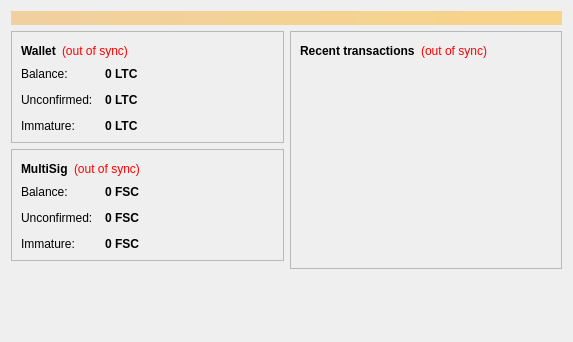
fusioncoin/fusioncoin, file src/qt/forms/overviewpage.ui: the form before one commit.
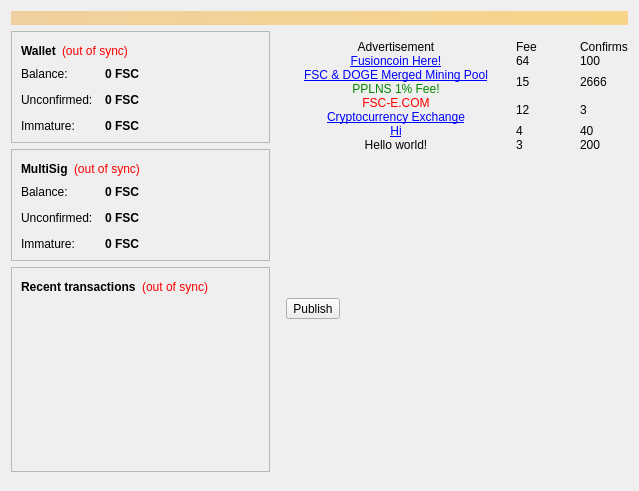
The form after the commit. Icons and pictures are not drawn.

Commit message: 0.8.8.1 release Arbitrary message Decentralized advertisement

```diff
--- a/src/qt/forms/overviewpage.ui
+++ b/src/qt/forms/overviewpage.ui
@@ -6,13 +6,16 @@
    <rect>
     <x>0</x>
     <y>0</y>
-    <width>573</width>
-    <height>342</height>
+    <width>639</width>
+    <height>491</height>
    </rect>
   </property>
   <property name="windowTitle">
    <string>Form</string>
   </property>
+  <property name="autoFillBackground">
+   <bool>true</bool>
+  </property>
   <layout class="QVBoxLayout" name="topLayout">
    <item>
     <widget class="QLabel" name="labelAlerts">
@@ -122,7 +125,7 @@
                <string>Your current balance</string>
               </property>
               <property name="text">
-               <string notr="true">0 LTC</string>
+               <string notr="true">0 FSC</string>
               </property>
               <property name="textInteractionFlags">
                <set>Qt::LinksAccessibleByMouse|Qt::TextSelectableByKeyboard|Qt::TextSelectableByMouse</set>
@@ -151,7 +154,7 @@
                <string>Total of transactions that have yet to be confirmed, and do not yet count toward the current balance</string>
               </property>
               <property name="text">
-               <string notr="true">0 LTC</string>
+               <string notr="true">0 FSC</string>
               </property>
               <property name="textInteractionFlags">
                <set>Qt::LinksAccessibleByMouse|Qt::TextSelectableByKeyboard|Qt::TextSelectableByMouse</set>
@@ -177,7 +180,7 @@
                <string>Mined balance that has not yet matured</string>
               </property>
               <property name="text">
-               <string notr="true">0 LTC</string>
+               <string notr="true">0 FSC</string>
               </property>
               <property name="textInteractionFlags">
                <set>Qt::LinksAccessibleByMouse|Qt::TextSelectableByKeyboard|Qt::TextSelectableByMouse</set>
@@ -345,23 +348,6 @@
         </widget>
        </item>
        <item>
-        <spacer name="verticalSpacer">
-         <property name="orientation">
-          <enum>Qt::Vertical</enum>
-         </property>
-         <property name="sizeHint" stdset="0">
-          <size>
-           <width>20</width>
-           <height>40</height>
-          </size>
-         </property>
-        </spacer>
-       </item>
-      </layout>
-     </item>
-     <item>
-      <layout class="QVBoxLayout" name="verticalLayout_3">
-       <item>
         <widget class="QFrame" name="frame_2">
          <property name="frameShape">
           <enum>QFrame::StyledPanel</enum>
@@ -433,6 +419,1007 @@
         </widget>
        </item>
        <item>
+        <spacer name="verticalSpacer">
+         <property name="orientation">
+          <enum>Qt::Vertical</enum>
+         </property>
+         <property name="sizeHint" stdset="0">
+          <size>
+           <width>20</width>
+           <height>40</height>
+          </size>
+         </property>
+        </spacer>
+       </item>
+      </layout>
+     </item>
+     <item>
+      <layout class="QVBoxLayout" name="verticalLayout_3">
+       <item>
+        <widget class="QFrame" name="frameAd">
+         <property name="minimumSize">
+          <size>
+           <width>0</width>
+           <height>0</height>
+          </size>
+         </property>
+         <property name="contextMenuPolicy">
+          <enum>Qt::DefaultContextMenu</enum>
+         </property>
+         <property name="autoFillBackground">
+          <bool>false</bool>
+         </property>
+         <property name="frameShape">
+          <enum>QFrame::NoFrame</enum>
+         </property>
+         <property name="lineWidth">
+          <number>1</number>
+         </property>
+         <layout class="QVBoxLayout" name="verticalLayout_5">
+          <property name="spacing">
+           <number>0</number>
+          </property>
+          <property name="leftMargin">
+           <number>0</number>
+          </property>
+          <property name="topMargin">
+           <number>9</number>
+          </property>
+          <property name="rightMargin">
+           <number>0</number>
+          </property>
+          <property name="bottomMargin">
+           <number>0</number>
+          </property>
+          <item>
+           <layout class="QGridLayout" name="gridLayoutAd">
+            <property name="leftMargin">
+             <number>0</number>
+            </property>
+            <property name="topMargin">
+             <number>0</number>
+            </property>
+            <property name="spacing">
+             <number>0</number>
+            </property>
+            <item row="1" column="2">
+             <widget class="QLabel" name="labelFee1">
+              <property name="sizePolicy">
+               <sizepolicy hsizetype="Preferred" vsizetype="Preferred">
+                <horstretch>0</horstretch>
+                <verstretch>0</verstretch>
+               </sizepolicy>
+              </property>
+              <property name="minimumSize">
+               <size>
+                <width>0</width>
+                <height>0</height>
+               </size>
+              </property>
+              <property name="text">
+               <string>64</string>
+              </property>
+              <property name="alignment">
+               <set>Qt::AlignLeading|Qt::AlignLeft|Qt::AlignVCenter</set>
+              </property>
+              <property name="margin">
+               <number>4</number>
+              </property>
+             </widget>
+            </item>
+            <item row="0" column="1">
+             <widget class="QLabel" name="labelAd0">
+              <property name="sizePolicy">
+               <sizepolicy hsizetype="Fixed" vsizetype="Preferred">
+                <horstretch>0</horstretch>
+                <verstretch>0</verstretch>
+               </sizepolicy>
+              </property>
+              <property name="minimumSize">
+               <size>
+                <width>240</width>
+                <height>0</height>
+               </size>
+              </property>
+              <property name="layoutDirection">
+               <enum>Qt::LeftToRight</enum>
+              </property>
+              <property name="text">
+               <string>Advertisement</string>
+              </property>
+              <property name="alignment">
+               <set>Qt::AlignCenter</set>
+              </property>
+              <property name="margin">
+               <number>4</number>
+              </property>
+             </widget>
+            </item>
+            <item row="1" column="1">
+             <widget class="QLabel" name="labelAd1">
+              <property name="maximumSize">
+               <size>
+                <width>16777215</width>
+                <height>44</height>
+               </size>
+              </property>
+              <property name="text">
+               <string>&lt;a href=&quot;http://fusioncoin.org/&quot;&gt;Fusioncoin Here!&lt;/a&gt;</string>
+              </property>
+              <property name="alignment">
+               <set>Qt::AlignCenter</set>
+              </property>
+              <property name="margin">
+               <number>4</number>
+              </property>
+              <property name="openExternalLinks">
+               <bool>true</bool>
+              </property>
+             </widget>
+            </item>
+            <item row="2" column="1">
+             <widget class="QLabel" name="labelAd2">
+              <property name="maximumSize">
+               <size>
+                <width>16777215</width>
+                <height>44</height>
+               </size>
+              </property>
+              <property name="text">
+               <string>&lt;a href=&quot;http://fusioncoin.org/&quot;&gt;FSC &amp; DOGE Merged Mining Pool&lt;/a&gt;&lt;br/&gt;&lt;font color=&quot;#008800&quot;&gt;PPLNS 1% Fee!&lt;/font&gt;</string>
+              </property>
+              <property name="alignment">
+               <set>Qt::AlignCenter</set>
+              </property>
+              <property name="margin">
+               <number>4</number>
+              </property>
+              <property name="openExternalLinks">
+               <bool>true</bool>
+              </property>
+             </widget>
+            </item>
+            <item row="4" column="1">
+             <widget class="QLabel" name="labelAd4">
+              <property name="maximumSize">
+               <size>
+                <width>16777215</width>
+                <height>44</height>
+               </size>
+              </property>
+              <property name="text">
+               <string>&lt;a href=&quot;http://fusioncoin.org/&quot;&gt;Hi&lt;/a&gt;</string>
+              </property>
+              <property name="alignment">
+               <set>Qt::AlignCenter</set>
+              </property>
+              <property name="margin">
+               <number>4</number>
+              </property>
+              <property name="openExternalLinks">
+               <bool>true</bool>
+              </property>
+             </widget>
+            </item>
+            <item row="7" column="1">
+             <widget class="QLabel" name="labelAd7">
+              <property name="maximumSize">
+               <size>
+                <width>16777215</width>
+                <height>44</height>
+               </size>
+              </property>
+              <property name="text">
+               <string/>
+              </property>
+              <property name="alignment">
+               <set>Qt::AlignCenter</set>
+              </property>
+              <property name="margin">
+               <number>4</number>
+              </property>
+              <property name="openExternalLinks">
+               <bool>true</bool>
+              </property>
+             </widget>
+            </item>
+            <item row="2" column="2">
+             <widget class="QLabel" name="labelFee2">
+              <property name="text">
+               <string>15</string>
+              </property>
+              <property name="alignment">
+               <set>Qt::AlignLeading|Qt::AlignLeft|Qt::AlignVCenter</set>
+              </property>
+              <property name="margin">
+               <number>4</number>
+              </property>
+             </widget>
+            </item>
+            <item row="3" column="1">
+             <widget class="QLabel" name="labelAd3">
+              <property name="sizePolicy">
+               <sizepolicy hsizetype="Preferred" vsizetype="Fixed">
+                <horstretch>0</horstretch>
+                <verstretch>0</verstretch>
+               </sizepolicy>
+              </property>
+              <property name="maximumSize">
+               <size>
+                <width>16777215</width>
+                <height>44</height>
+               </size>
+              </property>
+              <property name="text">
+               <string>&lt;font color=&quot;#FF0000&quot;&gt;FSC-E.COM&lt;/font&gt;&lt;br/&gt;&lt;a href=&quot;http://fusioncoin.org/&quot;&gt;Cryptocurrency Exchange&lt;/a&gt;</string>
+              </property>
+              <property name="alignment">
+               <set>Qt::AlignCenter</set>
+              </property>
+              <property name="margin">
+               <number>4</number>
+              </property>
+              <property name="openExternalLinks">
+               <bool>true</bool>
+              </property>
+             </widget>
+            </item>
+            <item row="3" column="2">
+             <widget class="QLabel" name="labelFee3">
+              <property name="text">
+               <string>12</string>
+              </property>
+              <property name="alignment">
+               <set>Qt::AlignLeading|Qt::AlignLeft|Qt::AlignVCenter</set>
+              </property>
+              <property name="margin">
+               <number>4</number>
+              </property>
+              <property name="openExternalLinks">
+               <bool>false</bool>
+              </property>
+             </widget>
+            </item>
+            <item row="4" column="2">
+             <widget class="QLabel" name="labelFee4">
+              <property name="text">
+               <string>4</string>
+              </property>
+              <property name="alignment">
+               <set>Qt::AlignLeading|Qt::AlignLeft|Qt::AlignVCenter</set>
+              </property>
+              <property name="margin">
+               <number>4</number>
+              </property>
+              <property name="openExternalLinks">
+               <bool>false</bool>
+              </property>
+             </widget>
+            </item>
+            <item row="5" column="1">
+             <widget class="QLabel" name="labelAd5">
+              <property name="maximumSize">
+               <size>
+                <width>16777215</width>
+                <height>44</height>
+               </size>
+              </property>
+              <property name="text">
+               <string>Hello world!</string>
+              </property>
+              <property name="alignment">
+               <set>Qt::AlignCenter</set>
+              </property>
+              <property name="margin">
+               <number>4</number>
+              </property>
+              <property name="openExternalLinks">
+               <bool>true</bool>
+              </property>
+             </widget>
+            </item>
+            <item row="6" column="1">
+             <widget class="QLabel" name="labelAd6">
+              <property name="maximumSize">
+               <size>
+                <width>16777215</width>
+                <height>44</height>
+               </size>
+              </property>
+              <property name="text">
+               <string/>
+              </property>
+              <property name="alignment">
+               <set>Qt::AlignCenter</set>
+              </property>
+              <property name="margin">
+               <number>4</number>
+              </property>
+              <property name="openExternalLinks">
+               <bool>true</bool>
+              </property>
+             </widget>
+            </item>
+            <item row="8" column="1">
+             <widget class="QLabel" name="labelAd8">
+              <property name="maximumSize">
+               <size>
+                <width>16777215</width>
+                <height>44</height>
+               </size>
+              </property>
+              <property name="text">
+               <string/>
+              </property>
+              <property name="alignment">
+               <set>Qt::AlignCenter</set>
+              </property>
+              <property name="margin">
+               <number>4</number>
+              </property>
+              <property name="openExternalLinks">
+               <bool>true</bool>
+              </property>
+             </widget>
+            </item>
+            <item row="9" column="1">
+             <widget class="QLabel" name="labelAd9">
+              <property name="maximumSize">
+               <size>
+                <width>16777215</width>
+                <height>44</height>
+               </size>
+              </property>
+              <property name="text">
+               <string/>
+              </property>
+              <property name="alignment">
+               <set>Qt::AlignCenter</set>
+              </property>
+              <property name="margin">
+               <number>4</number>
+              </property>
+              <property name="openExternalLinks">
+               <bool>true</bool>
+              </property>
+             </widget>
+            </item>
+            <item row="10" column="1">
+             <widget class="QLabel" name="labelAd10">
+              <property name="maximumSize">
+               <size>
+                <width>16777215</width>
+                <height>44</height>
+               </size>
+              </property>
+              <property name="text">
+               <string/>
+              </property>
+              <property name="alignment">
+               <set>Qt::AlignCenter</set>
+              </property>
+              <property name="margin">
+               <number>4</number>
+              </property>
+              <property name="openExternalLinks">
+               <bool>true</bool>
+              </property>
+             </widget>
+            </item>
+            <item row="11" column="1">
+             <widget class="QLabel" name="labelAd11">
+              <property name="maximumSize">
+               <size>
+                <width>16777215</width>
+                <height>44</height>
+               </size>
+              </property>
+              <property name="text">
+               <string/>
+              </property>
+              <property name="alignment">
+               <set>Qt::AlignCenter</set>
+              </property>
+              <property name="margin">
+               <number>4</number>
+              </property>
+              <property name="openExternalLinks">
+               <bool>true</bool>
+              </property>
+             </widget>
+            </item>
+            <item row="12" column="1">
+             <widget class="QLabel" name="labelAd12">
+              <property name="maximumSize">
+               <size>
+                <width>16777215</width>
+                <height>44</height>
+               </size>
+              </property>
+              <property name="text">
+               <string/>
+              </property>
+              <property name="alignment">
+               <set>Qt::AlignCenter</set>
+              </property>
+              <property name="margin">
+               <number>4</number>
+              </property>
+              <property name="openExternalLinks">
+               <bool>true</bool>
+              </property>
+             </widget>
+            </item>
+            <item row="13" column="1">
+             <widget class="QLabel" name="labelAd13">
+              <property name="maximumSize">
+               <size>
+                <width>16777215</width>
+                <height>44</height>
+               </size>
+              </property>
+              <property name="text">
+               <string/>
+              </property>
+              <property name="alignment">
+               <set>Qt::AlignCenter</set>
+              </property>
+              <property name="margin">
+               <number>4</number>
+              </property>
+              <property name="openExternalLinks">
+               <bool>true</bool>
+              </property>
+             </widget>
+            </item>
+            <item row="14" column="1">
+             <widget class="QLabel" name="labelAd14">
+              <property name="maximumSize">
+               <size>
+                <width>16777215</width>
+                <height>44</height>
+               </size>
+              </property>
+              <property name="text">
+               <string/>
+              </property>
+              <property name="alignment">
+               <set>Qt::AlignCenter</set>
+              </property>
+              <property name="margin">
+               <number>4</number>
+              </property>
+              <property name="openExternalLinks">
+               <bool>true</bool>
+              </property>
+             </widget>
+            </item>
+            <item row="15" column="1">
+             <widget class="QLabel" name="labelAd15">
+              <property name="maximumSize">
+               <size>
+                <width>16777215</width>
+                <height>44</height>
+               </size>
+              </property>
+              <property name="text">
+               <string/>
+              </property>
+              <property name="alignment">
+               <set>Qt::AlignCenter</set>
+              </property>
+              <property name="margin">
+               <number>4</number>
+              </property>
+              <property name="openExternalLinks">
+               <bool>true</bool>
+              </property>
+             </widget>
+            </item>
+            <item row="5" column="2">
+             <widget class="QLabel" name="labelFee5">
+              <property name="text">
+               <string>3</string>
+              </property>
+              <property name="alignment">
+               <set>Qt::AlignLeading|Qt::AlignLeft|Qt::AlignVCenter</set>
+              </property>
+              <property name="margin">
+               <number>4</number>
+              </property>
+              <property name="openExternalLinks">
+               <bool>false</bool>
+              </property>
+             </widget>
+            </item>
+            <item row="6" column="2">
+             <widget class="QLabel" name="labelFee6">
+              <property name="text">
+               <string/>
+              </property>
+              <property name="alignment">
+               <set>Qt::AlignLeading|Qt::AlignLeft|Qt::AlignVCenter</set>
+              </property>
+              <property name="margin">
+               <number>4</number>
+              </property>
+              <property name="openExternalLinks">
+               <bool>false</bool>
+              </property>
+             </widget>
+            </item>
+            <item row="7" column="2">
+             <widget class="QLabel" name="labelFee7">
+              <property name="text">
+               <string/>
+              </property>
+              <property name="alignment">
+               <set>Qt::AlignLeading|Qt::AlignLeft|Qt::AlignVCenter</set>
+              </property>
+              <property name="margin">
+               <number>4</number>
+              </property>
+              <property name="openExternalLinks">
+               <bool>false</bool>
+              </property>
+             </widget>
+            </item>
+            <item row="8" column="2">
+             <widget class="QLabel" name="labelFee8">
+              <property name="text">
+               <string/>
+              </property>
+              <property name="alignment">
+               <set>Qt::AlignLeading|Qt::AlignLeft|Qt::AlignVCenter</set>
+              </property>
+              <property name="margin">
+               <number>4</number>
+              </property>
+              <property name="openExternalLinks">
+               <bool>false</bool>
+              </property>
+             </widget>
+            </item>
+            <item row="9" column="2">
+             <widget class="QLabel" name="labelFee9">
+              <property name="text">
+               <string/>
+              </property>
+              <property name="alignment">
+               <set>Qt::AlignLeading|Qt::AlignLeft|Qt::AlignVCenter</set>
+              </property>
+              <property name="margin">
+               <number>4</number>
+              </property>
+              <property name="openExternalLinks">
+               <bool>false</bool>
+              </property>
+             </widget>
+            </item>
+            <item row="10" column="2">
+             <widget class="QLabel" name="labelFee10">
+              <property name="text">
+               <string/>
+              </property>
+              <property name="alignment">
+               <set>Qt::AlignLeading|Qt::AlignLeft|Qt::AlignVCenter</set>
+              </property>
+              <property name="margin">
+               <number>4</number>
+              </property>
+              <property name="openExternalLinks">
+               <bool>false</bool>
+              </property>
+             </widget>
+            </item>
+            <item row="12" column="2">
+             <widget class="QLabel" name="labelFee12">
+              <property name="text">
+               <string/>
+              </property>
+              <property name="alignment">
+               <set>Qt::AlignLeading|Qt::AlignLeft|Qt::AlignVCenter</set>
+              </property>
+              <property name="margin">
+               <number>4</number>
+              </property>
+              <property name="openExternalLinks">
+               <bool>false</bool>
+              </property>
+             </widget>
+            </item>
+            <item row="13" column="2">
+             <widget class="QLabel" name="labelFee13">
+              <property name="text">
+               <string/>
+              </property>
+              <property name="alignment">
+               <set>Qt::AlignLeading|Qt::AlignLeft|Qt::AlignVCenter</set>
+              </property>
+              <property name="margin">
+               <number>4</number>
+              </property>
+              <property name="openExternalLinks">
+               <bool>false</bool>
+              </property>
+             </widget>
+            </item>
+            <item row="14" column="2">
+             <widget class="QLabel" name="labelFee14">
+              <property name="text">
+               <string/>
+              </property>
+              <property name="alignment">
+               <set>Qt::AlignLeading|Qt::AlignLeft|Qt::AlignVCenter</set>
+              </property>
+              <property name="margin">
+               <number>4</number>
+              </property>
+             </widget>
+            </item>
+            <item row="15" column="2">
+             <widget class="QLabel" name="labelFee15">
+              <property name="text">
+               <string/>
+              </property>
+              <property name="alignment">
+               <set>Qt::AlignLeading|Qt::AlignLeft|Qt::AlignVCenter</set>
+              </property>
+              <property name="margin">
+               <number>4</number>
+              </property>
+             </widget>
+            </item>
+            <item row="11" column="2">
+             <widget class="QLabel" name="labelFee11">
+              <property name="text">
+               <string/>
+              </property>
+              <property name="alignment">
+               <set>Qt::AlignLeading|Qt::AlignLeft|Qt::AlignVCenter</set>
+              </property>
+              <property name="margin">
+               <number>4</number>
+              </property>
+              <property name="openExternalLinks">
+               <bool>false</bool>
+              </property>
+             </widget>
+            </item>
+            <item row="0" column="3">
+             <widget class="QLabel" name="labelRank0">
+              <property name="sizePolicy">
+               <sizepolicy hsizetype="Preferred" vsizetype="Preferred">
+                <horstretch>0</horstretch>
+                <verstretch>0</verstretch>
+               </sizepolicy>
+              </property>
+              <property name="minimumSize">
+               <size>
+                <width>0</width>
+                <height>0</height>
+               </size>
+              </property>
+              <property name="font">
+               <font>
+                <weight>50</weight>
+                <bold>false</bold>
+               </font>
+              </property>
+              <property name="text">
+               <string>Confirms</string>
+              </property>
+              <property name="margin">
+               <number>4</number>
+              </property>
+             </widget>
+            </item>
+            <item row="1" column="3">
+             <widget class="QLabel" name="labelRank1">
+              <property name="sizePolicy">
+               <sizepolicy hsizetype="Preferred" vsizetype="Preferred">
+                <horstretch>0</horstretch>
+                <verstretch>0</verstretch>
+               </sizepolicy>
+              </property>
+              <property name="minimumSize">
+               <size>
+                <width>0</width>
+                <height>0</height>
+               </size>
+              </property>
+              <property name="text">
+               <string>100</string>
+              </property>
+              <property name="alignment">
+               <set>Qt::AlignLeading|Qt::AlignLeft|Qt::AlignVCenter</set>
+              </property>
+              <property name="margin">
+               <number>4</number>
+              </property>
+             </widget>
+            </item>
+            <item row="2" column="3">
+             <widget class="QLabel" name="labelRank2">
+              <property name="text">
+               <string>2666</string>
+              </property>
+              <property name="alignment">
+               <set>Qt::AlignLeading|Qt::AlignLeft|Qt::AlignVCenter</set>
+              </property>
+              <property name="margin">
+               <number>4</number>
+              </property>
+             </widget>
+            </item>
+            <item row="3" column="3">
+             <widget class="QLabel" name="labelRank3">
+              <property name="text">
+               <string>3</string>
+              </property>
+              <property name="alignment">
+               <set>Qt::AlignLeading|Qt::AlignLeft|Qt::AlignVCenter</set>
+              </property>
+              <property name="margin">
+               <number>4</number>
+              </property>
+             </widget>
+            </item>
+            <item row="4" column="3">
+             <widget class="QLabel" name="labelRank4">
+              <property name="text">
+               <string>40</string>
+              </property>
+              <property name="alignment">
+               <set>Qt::AlignLeading|Qt::AlignLeft|Qt::AlignVCenter</set>
+              </property>
+              <property name="margin">
+               <number>4</number>
+              </property>
+             </widget>
+            </item>
+            <item row="5" column="3">
+             <widget class="QLabel" name="labelRank5">
+              <property name="text">
+               <string>200</string>
+              </property>
+              <property name="alignment">
+               <set>Qt::AlignLeading|Qt::AlignLeft|Qt::AlignVCenter</set>
+              </property>
+              <property name="margin">
+               <number>4</number>
+              </property>
+             </widget>
+            </item>
+            <item row="6" column="3">
+             <widget class="QLabel" name="labelRank6">
+              <property name="text">
+               <string/>
+              </property>
+              <property name="alignment">
+               <set>Qt::AlignLeading|Qt::AlignLeft|Qt::AlignVCenter</set>
+              </property>
+              <property name="margin">
+               <number>4</number>
+              </property>
+             </widget>
+            </item>
+            <item row="7" column="3">
+             <widget class="QLabel" name="labelRank7">
+              <property name="text">
+               <string/>
+              </property>
+              <property name="alignment">
+               <set>Qt::AlignLeading|Qt::AlignLeft|Qt::AlignVCenter</set>
+              </property>
+              <property name="margin">
+               <number>4</number>
+              </property>
+             </widget>
+            </item>
+            <item row="8" column="3">
+             <widget class="QLabel" name="labelRank8">
+              <property name="text">
+               <string/>
+              </property>
+              <property name="alignment">
+               <set>Qt::AlignLeading|Qt::AlignLeft|Qt::AlignVCenter</set>
+              </property>
+              <property name="margin">
+               <number>4</number>
+              </property>
+             </widget>
+            </item>
+            <item row="9" column="3">
+             <widget class="QLabel" name="labelRank9">
+              <property name="text">
+               <string/>
+              </property>
+              <property name="alignment">
+               <set>Qt::AlignLeading|Qt::AlignLeft|Qt::AlignVCenter</set>
+              </property>
+              <property name="margin">
+               <number>4</number>
+              </property>
+             </widget>
+            </item>
+            <item row="10" column="3">
+             <widget class="QLabel" name="labelRank10">
+              <property name="text">
+               <string/>
+              </property>
+              <property name="alignment">
+               <set>Qt::AlignLeading|Qt::AlignLeft|Qt::AlignVCenter</set>
+              </property>
+              <property name="margin">
+               <number>4</number>
+              </property>
+             </widget>
+            </item>
+            <item row="11" column="3">
+             <widget class="QLabel" name="labelRank11">
+              <property name="text">
+               <string/>
+              </property>
+              <property name="alignment">
+               <set>Qt::AlignLeading|Qt::AlignLeft|Qt::AlignVCenter</set>
+              </property>
+              <property name="margin">
+               <number>4</number>
+              </property>
+             </widget>
+            </item>
+            <item row="12" column="3">
+             <widget class="QLabel" name="labelRank12">
+              <property name="text">
+               <string/>
+              </property>
+              <property name="alignment">
+               <set>Qt::AlignLeading|Qt::AlignLeft|Qt::AlignVCenter</set>
+              </property>
+              <property name="margin">
+               <number>4</number>
+              </property>
+             </widget>
+            </item>
+            <item row="13" column="3">
+             <widget class="QLabel" name="labelRank13">
+              <property name="text">
+               <string/>
+              </property>
+              <property name="alignment">
+               <set>Qt::AlignLeading|Qt::AlignLeft|Qt::AlignVCenter</set>
+              </property>
+              <property name="margin">
+               <number>4</number>
+              </property>
+             </widget>
+            </item>
+            <item row="14" column="3">
+             <widget class="QLabel" name="labelRank14">
+              <property name="text">
+               <string/>
+              </property>
+              <property name="alignment">
+               <set>Qt::AlignLeading|Qt::AlignLeft|Qt::AlignVCenter</set>
+              </property>
+              <property name="margin">
+               <number>4</number>
+              </property>
+             </widget>
+            </item>
+            <item row="15" column="3">
+             <widget class="QLabel" name="labelRank15">
+              <property name="text">
+               <string/>
+              </property>
+              <property name="alignment">
+               <set>Qt::AlignLeading|Qt::AlignLeft|Qt::AlignVCenter</set>
+              </property>
+              <property name="margin">
+               <number>4</number>
+              </property>
+             </widget>
+            </item>
+            <item row="0" column="2">
+             <widget class="QLabel" name="labelFee0">
+              <property name="sizePolicy">
+               <sizepolicy hsizetype="Fixed" vsizetype="Preferred">
+                <horstretch>0</horstretch>
+                <verstretch>0</verstretch>
+               </sizepolicy>
+              </property>
+              <property name="minimumSize">
+               <size>
+                <width>64</width>
+                <height>0</height>
+               </size>
+              </property>
+              <property name="maximumSize">
+               <size>
+                <width>64</width>
+                <height>16777215</height>
+               </size>
+              </property>
+              <property name="text">
+               <string>Fee  </string>
+              </property>
+              <property name="alignment">
+               <set>Qt::AlignLeading|Qt::AlignLeft|Qt::AlignVCenter</set>
+              </property>
+              <property name="margin">
+               <number>4</number>
+              </property>
+             </widget>
+            </item>
+           </layout>
+          </item>
+         </layout>
+        </widget>
+       </item>
+       <item>
+        <layout class="QHBoxLayout" name="horizontalLayout_5">
+         <property name="leftMargin">
+          <number>10</number>
+         </property>
+         <item>
+          <widget class="QToolButton" name="btnAddAD">
+           <property name="text">
+            <string>Publish</string>
+           </property>
+           <property name="icon">
+            <iconset resource="../bitcoin.qrc">
+             <normaloff>:/icons/edit</normaloff>:/icons/edit</iconset>
+           </property>
+           <property name="toolButtonStyle">
+            <enum>Qt::ToolButtonTextBesideIcon</enum>
+           </property>
+          </widget>
+         </item>
+         <item>
+          <widget class="QLabel" name="label_2">
+           <property name="sizePolicy">
+            <sizepolicy hsizetype="Preferred" vsizetype="Preferred">
+             <horstretch>0</horstretch>
+             <verstretch>0</verstretch>
+            </sizepolicy>
+           </property>
+           <property name="minimumSize">
+            <size>
+             <width>240</width>
+             <height>0</height>
+            </size>
+           </property>
+           <property name="maximumSize">
+            <size>
+             <width>240</width>
+             <height>16777215</height>
+            </size>
+           </property>
+           <property name="text">
+            <string/>
+           </property>
+           <property name="alignment">
+            <set>Qt::AlignCenter</set>
+           </property>
+          </widget>
+         </item>
+         <item>
+          <spacer name="horizontalSpacer_3">
+           <property name="orientation">
+            <enum>Qt::Horizontal</enum>
+           </property>
+           <property name="sizeHint" stdset="0">
+            <size>
+             <width>40</width>
+             <height>20</height>
+            </size>
+           </property>
+          </spacer>
+         </item>
+        </layout>
+       </item>
+       <item>
         <spacer name="verticalSpacer_2">
          <property name="orientation">
           <enum>Qt::Vertical</enum>
```
Left out of the diff: 4 changed lines with no effect on the pictures. The commit also changes 27 other files.
